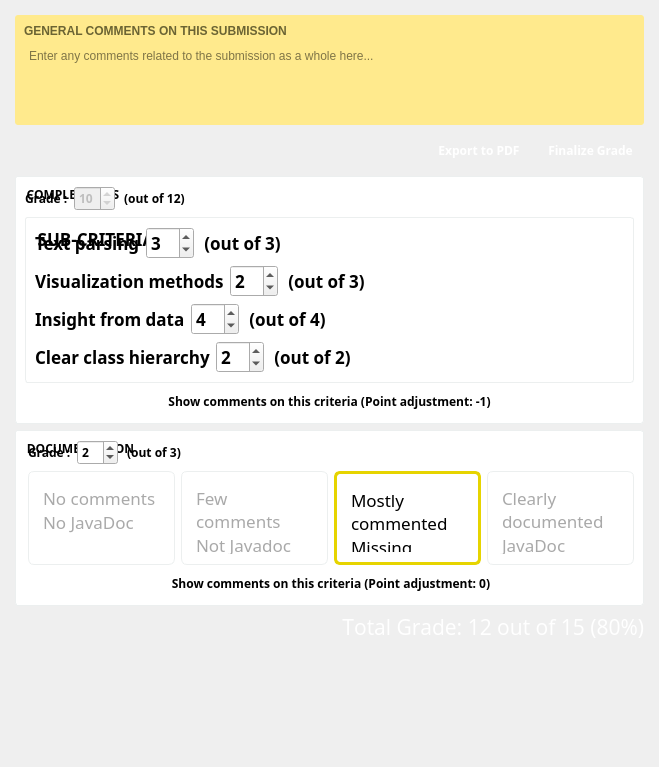
This is TurboGrade/ui/gradeview.ui in wassgha/TurboGrade as Qt 5 draws it before an edit. The edited form follows.
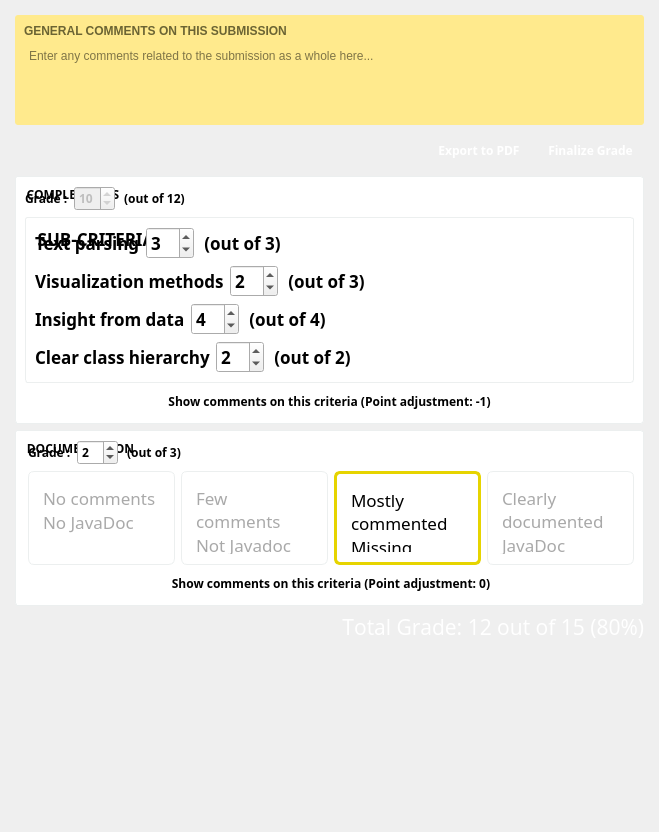
This is the edited form.

```diff
--- a/TurboGrade/ui/gradeview.ui
+++ b/TurboGrade/ui/gradeview.ui
@@ -7,7 +7,7 @@
     <x>0</x>
     <y>0</y>
     <width>659</width>
-    <height>767</height>
+    <height>832</height>
    </rect>
   </property>
   <property name="windowTitle">
```
